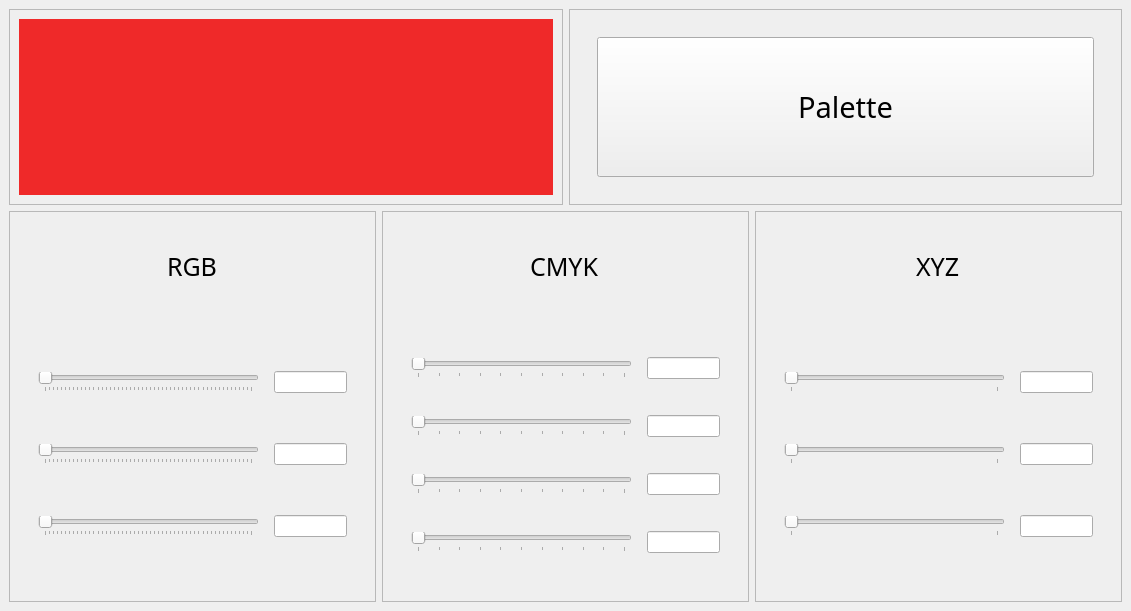
First picture: the form in mainwindow.ui, repository sMeDDveD/ComputerGraphicsLab1, before the edit.
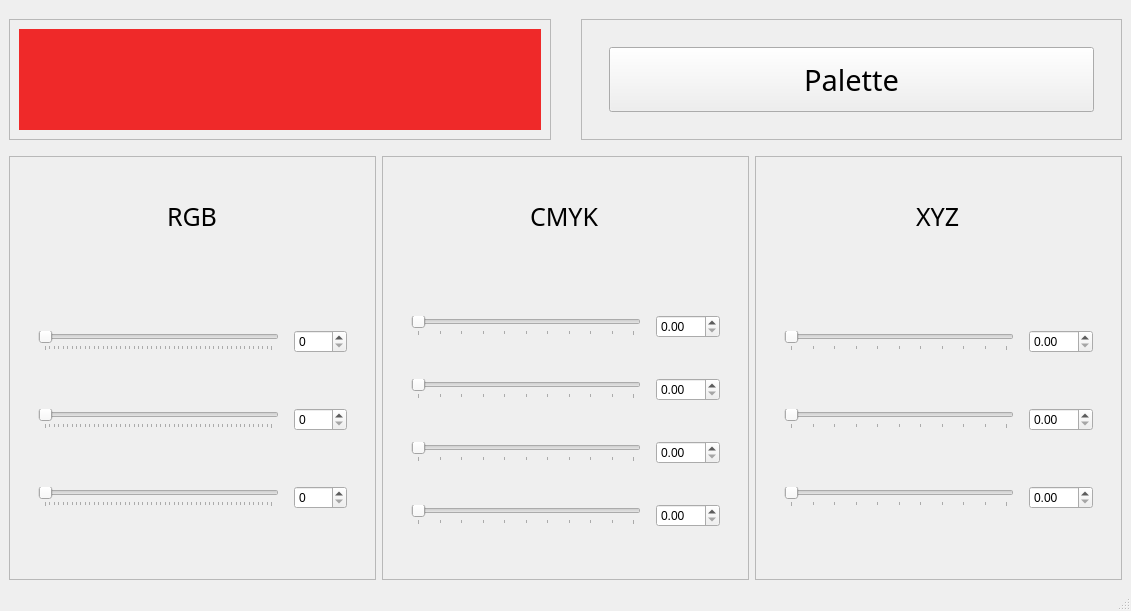
Second picture: the form after the edit.

Commit message: Move to QSpinBoxes

What changed in the file:
```diff
--- a/mainwindow.ui
+++ b/mainwindow.ui
@@ -19,6 +19,9 @@
   <property name="windowTitle">
    <string>ColorConverter</string>
   </property>
+  <property name="tabShape">
+   <enum>QTabWidget::Rounded</enum>
+  </property>
   <widget class="QWidget" name="centralWidget">
    <property name="sizePolicy">
     <sizepolicy hsizetype="Expanding" vsizetype="Expanding">
@@ -28,12 +31,21 @@
    </property>
    <layout class="QHBoxLayout" name="horizontalLayout_6">
     <item>
-     <layout class="QVBoxLayout" name="verticalLayoutMain" stretch="1,2">
+     <layout class="QVBoxLayout" name="verticalLayoutMain" stretch="1,3">
       <property name="sizeConstraint">
        <enum>QLayout::SetMaximumSize</enum>
       </property>
       <item>
-       <layout class="QHBoxLayout" name="horizontalLayout_5" stretch="0,0">
+       <layout class="QHBoxLayout" name="horizontalLayout_5" stretch="1,1">
+        <property name="spacing">
+         <number>30</number>
+        </property>
+        <property name="topMargin">
+         <number>10</number>
+        </property>
+        <property name="bottomMargin">
+         <number>10</number>
+        </property>
         <item>
          <widget class="QFrame" name="frame_4">
           <property name="sizePolicy">
@@ -51,6 +63,18 @@
           <layout class="QHBoxLayout" name="horizontalLayout_19">
            <item>
             <widget class="QWidget" name="widgetColor" native="true">
+             <property name="sizePolicy">
+              <sizepolicy hsizetype="Preferred" vsizetype="Preferred">
+               <horstretch>1</horstretch>
+               <verstretch>1</verstretch>
+              </sizepolicy>
+             </property>
+             <property name="toolTip">
+              <string notr="true">Current color</string>
+             </property>
+             <property name="toolTipDuration">
+              <number>-1</number>
+             </property>
              <property name="styleSheet">
               <string notr="true">background-color: rgb(239, 41, 41)</string>
              </property>
@@ -98,7 +122,7 @@
                      </property>
                      <property name="font">
                       <font>
-                       <family>JetBrains Mono Medium</family>
+                       <family>JetBrains Mono</family>
                        <pointsize>22</pointsize>
                        <weight>50</weight>
                        <bold>false</bold>
@@ -107,6 +131,15 @@
                      <property name="text">
                       <string>Palette</string>
                      </property>
+                     <property name="autoDefault">
+                      <bool>false</bool>
+                     </property>
+                     <property name="default">
+                      <bool>false</bool>
+                     </property>
+                     <property name="flat">
+                      <bool>false</bool>
+                     </property>
                     </widget>
                    </item>
                   </layout>
@@ -180,7 +213,7 @@
               <widget class="QWidget" name="widgetRGB" native="true">
                <layout class="QVBoxLayout" name="verticalLayout_10">
                 <item>
-                 <layout class="QHBoxLayout" name="horizontalLayout_7" stretch="6,2">
+                 <layout class="QHBoxLayout" name="horizontalLayout_7" stretch="9,2">
                   <property name="spacing">
                    <number>15</number>
                   </property>
@@ -192,6 +225,12 @@
                   </property>
                   <item>
                    <widget class="QSlider" name="sliderR">
+                    <property name="sizePolicy">
+                     <sizepolicy hsizetype="MinimumExpanding" vsizetype="Fixed">
+                      <horstretch>0</horstretch>
+                      <verstretch>0</verstretch>
+                     </sizepolicy>
+                    </property>
                     <property name="maximum">
                      <number>255</number>
                     </property>
@@ -207,12 +246,19 @@
                    </widget>
                   </item>
                   <item>
-                   <widget class="QLineEdit" name="lineEditR"/>
+                   <widget class="QSpinBox" name="spinBoxR">
+                    <property name="minimum">
+                     <number>0</number>
+                    </property>
+                    <property name="maximum">
+                     <number>255</number>
+                    </property>
+                   </widget>
                   </item>
                  </layout>
                 </item>
                 <item>
-                 <layout class="QHBoxLayout" name="horizontalLayout_8" stretch="6,2">
+                 <layout class="QHBoxLayout" name="horizontalLayout_8" stretch="9,2">
                   <property name="spacing">
                    <number>15</number>
                   </property>
@@ -224,6 +270,12 @@
                   </property>
                   <item>
                    <widget class="QSlider" name="sliderG">
+                    <property name="sizePolicy">
+                     <sizepolicy hsizetype="MinimumExpanding" vsizetype="Fixed">
+                      <horstretch>0</horstretch>
+                      <verstretch>0</verstretch>
+                     </sizepolicy>
+                    </property>
                     <property name="maximum">
                      <number>255</number>
                     </property>
@@ -239,12 +291,19 @@
                    </widget>
                   </item>
                   <item>
-                   <widget class="QLineEdit" name="lineEditG"/>
+                   <widget class="QSpinBox" name="spinBoxG">
+                    <property name="minimum">
+                     <number>0</number>
+                    </property>
+                    <property name="maximum">
+                     <number>255</number>
+                    </property>
+                   </widget>
                   </item>
                  </layout>
                 </item>
                 <item>
-                 <layout class="QHBoxLayout" name="horizontalLayout_9" stretch="6,2">
+                 <layout class="QHBoxLayout" name="horizontalLayout_9" stretch="9,2">
                   <property name="spacing">
                    <number>15</number>
                   </property>
@@ -271,7 +330,14 @@
                    </widget>
                   </item>
                   <item>
-                   <widget class="QLineEdit" name="lineEditB"/>
+                   <widget class="QSpinBox" name="spinBoxB">
+                    <property name="minimum">
+                     <number>0</number>
+                    </property>
+                    <property name="maximum">
+                     <number>255</number>
+                    </property>
+                   </widget>
                   </item>
                  </layout>
                 </item>
@@ -336,7 +402,7 @@
               <widget class="QWidget" name="widgetCMYK" native="true">
                <layout class="QVBoxLayout" name="verticalLayout_15">
                 <item>
-                 <layout class="QHBoxLayout" name="horizontalLayout_13" stretch="6,2">
+                 <layout class="QHBoxLayout" name="horizontalLayout_13" stretch="6,0">
                   <property name="spacing">
                    <number>15</number>
                   </property>
@@ -348,6 +414,12 @@
                   </property>
                   <item>
                    <widget class="QSlider" name="sliderC">
+                    <property name="sizePolicy">
+                     <sizepolicy hsizetype="MinimumExpanding" vsizetype="Fixed">
+                      <horstretch>0</horstretch>
+                      <verstretch>0</verstretch>
+                     </sizepolicy>
+                    </property>
                     <property name="maximum">
                      <number>100</number>
                     </property>
@@ -366,12 +438,19 @@
                    </widget>
                   </item>
                   <item>
-                   <widget class="QLineEdit" name="lineEditC"/>
+                   <widget class="QDoubleSpinBox" name="doubleSpinBoxC">
+                    <property name="maximum">
+                     <double>100.000000000000000</double>
+                    </property>
+                    <property name="singleStep">
+                     <double>0.500000000000000</double>
+                    </property>
+                   </widget>
                   </item>
                  </layout>
                 </item>
                 <item>
-                 <layout class="QHBoxLayout" name="horizontalLayout_14" stretch="6,2">
+                 <layout class="QHBoxLayout" name="horizontalLayout_14" stretch="6,0">
                   <property name="spacing">
                    <number>15</number>
                   </property>
@@ -383,6 +462,12 @@
                   </property>
                   <item>
                    <widget class="QSlider" name="sliderM">
+                    <property name="sizePolicy">
+                     <sizepolicy hsizetype="MinimumExpanding" vsizetype="Fixed">
+                      <horstretch>0</horstretch>
+                      <verstretch>0</verstretch>
+                     </sizepolicy>
+                    </property>
                     <property name="maximum">
                      <number>100</number>
                     </property>
@@ -401,12 +486,19 @@
                    </widget>
                   </item>
                   <item>
-                   <widget class="QLineEdit" name="lineEditM"/>
+                   <widget class="QDoubleSpinBox" name="doubleSpinBoxM">
+                    <property name="maximum">
+                     <double>100.000000000000000</double>
+                    </property>
+                    <property name="singleStep">
+                     <double>0.500000000000000</double>
+                    </property>
+                   </widget>
                   </item>
                  </layout>
                 </item>
                 <item>
-                 <layout class="QHBoxLayout" name="horizontalLayout_15" stretch="6,2">
+                 <layout class="QHBoxLayout" name="horizontalLayout_15" stretch="6,0">
                   <property name="spacing">
                    <number>15</number>
                   </property>
@@ -418,6 +510,12 @@
                   </property>
                   <item>
                    <widget class="QSlider" name="sliderY">
+                    <property name="sizePolicy">
+                     <sizepolicy hsizetype="MinimumExpanding" vsizetype="Fixed">
+                      <horstretch>0</horstretch>
+                      <verstretch>0</verstretch>
+                     </sizepolicy>
+                    </property>
                     <property name="maximum">
                      <number>100</number>
                     </property>
@@ -436,12 +534,19 @@
                    </widget>
                   </item>
                   <item>
-                   <widget class="QLineEdit" name="lineEditY"/>
+                   <widget class="QDoubleSpinBox" name="doubleSpinBoxY">
+                    <property name="maximum">
+                     <double>100.000000000000000</double>
+                    </property>
+                    <property name="singleStep">
+                     <double>0.500000000000000</double>
+                    </property>
+                   </widget>
                   </item>
                  </layout>
                 </item>
                 <item>
-                 <layout class="QHBoxLayout" name="horizontalLayout_22" stretch="6,2">
+                 <layout class="QHBoxLayout" name="horizontalLayout_22" stretch="6,0">
                   <property name="spacing">
                    <number>15</number>
                   </property>
@@ -453,6 +558,12 @@
                   </property>
                   <item>
                    <widget class="QSlider" name="sliderK">
+                    <property name="sizePolicy">
+                     <sizepolicy hsizetype="MinimumExpanding" vsizetype="Fixed">
+                      <horstretch>0</horstretch>
+                      <verstretch>0</verstretch>
+                     </sizepolicy>
+                    </property>
                     <property name="maximum">
                      <number>100</number>
                     </property>
@@ -471,7 +582,14 @@
                    </widget>
                   </item>
                   <item>
-                   <widget class="QLineEdit" name="lineEditK"/>
+                   <widget class="QDoubleSpinBox" name="doubleSpinBoxK">
+                    <property name="maximum">
+                     <double>100.000000000000000</double>
+                    </property>
+                    <property name="singleStep">
+                     <double>0.500000000000000</double>
+                    </property>
+                   </widget>
                   </item>
                  </layout>
                 </item>
@@ -536,7 +654,7 @@
               <widget class="QWidget" name="widget_5" native="true">
                <layout class="QVBoxLayout" name="verticalLayout_19">
                 <item>
-                 <layout class="QHBoxLayout" name="horizontalLayout_16" stretch="6,2">
+                 <layout class="QHBoxLayout" name="horizontalLayout_16" stretch="6,0">
                   <property name="spacing">
                    <number>15</number>
                   </property>
@@ -548,6 +666,12 @@
                   </property>
                   <item>
                    <widget class="QSlider" name="sliderX">
+                    <property name="sizePolicy">
+                     <sizepolicy hsizetype="MinimumExpanding" vsizetype="Fixed">
+                      <horstretch>0</horstretch>
+                      <verstretch>0</verstretch>
+                     </sizepolicy>
+                    </property>
                     <property name="maximum">
                      <number>100</number>
                     </property>
@@ -558,17 +682,24 @@
                      <enum>QSlider::TicksBelow</enum>
                     </property>
                     <property name="tickInterval">
-                     <number>100</number>
+                     <number>10</number>
                     </property>
                    </widget>
                   </item>
                   <item>
-                   <widget class="QLineEdit" name="lineEditX"/>
+                   <widget class="QDoubleSpinBox" name="doubleSpinBoxX">
+                    <property name="maximum">
+                     <double>100.000000000000000</double>
+                    </property>
+                    <property name="singleStep">
+                     <double>0.500000000000000</double>
+                    </property>
+                   </widget>
                   </item>
                  </layout>
                 </item>
                 <item>
-                 <layout class="QHBoxLayout" name="horizontalLayout_17" stretch="6,2">
+                 <layout class="QHBoxLayout" name="horizontalLayout_17" stretch="6,0">
                   <property name="spacing">
                    <number>15</number>
                   </property>
@@ -580,6 +711,12 @@
                   </property>
                   <item>
                    <widget class="QSlider" name="sliderY_XYZ">
+                    <property name="sizePolicy">
+                     <sizepolicy hsizetype="MinimumExpanding" vsizetype="Fixed">
+                      <horstretch>0</horstretch>
+                      <verstretch>0</verstretch>
+                     </sizepolicy>
+                    </property>
                     <property name="maximum">
                      <number>100</number>
                     </property>
@@ -590,17 +727,24 @@
                      <enum>QSlider::TicksBelow</enum>
                     </property>
                     <property name="tickInterval">
-                     <number>100</number>
+                     <number>10</number>
                     </property>
                    </widget>
                   </item>
                   <item>
-                   <widget class="QLineEdit" name="lineEditY_XYZ"/>
+                   <widget class="QDoubleSpinBox" name="doubleSpinBoxY_XYZ">
+                    <property name="maximum">
+                     <double>100.000000000000000</double>
+                    </property>
+                    <property name="singleStep">
+                     <double>0.500000000000000</double>
+                    </property>
+                   </widget>
                   </item>
                  </layout>
                 </item>
                 <item>
-                 <layout class="QHBoxLayout" name="horizontalLayout_18" stretch="6,2">
+                 <layout class="QHBoxLayout" name="horizontalLayout_18" stretch="6,0">
                   <property name="spacing">
                    <number>15</number>
                   </property>
@@ -612,6 +756,12 @@
                   </property>
                   <item>
                    <widget class="QSlider" name="sliderZ">
+                    <property name="sizePolicy">
+                     <sizepolicy hsizetype="MinimumExpanding" vsizetype="Fixed">
+                      <horstretch>0</horstretch>
+                      <verstretch>0</verstretch>
+                     </sizepolicy>
+                    </property>
                     <property name="maximum">
                      <number>100</number>
                     </property>
@@ -622,12 +772,19 @@
                      <enum>QSlider::TicksBelow</enum>
                     </property>
                     <property name="tickInterval">
-                     <number>100</number>
+                     <number>10</number>
                     </property>
                    </widget>
                   </item>
                   <item>
-                   <widget class="QLineEdit" name="lineEditZ"/>
+                   <widget class="QDoubleSpinBox" name="doubleSpinBoxZ">
+                    <property name="maximum">
+                     <double>100.000000000000000</double>
+                    </property>
+                    <property name="singleStep">
+                     <double>0.500000000000000</double>
+                    </property>
+                   </widget>
                   </item>
                  </layout>
                 </item>
@@ -655,6 +812,7 @@
     </rect>
    </property>
   </widget>
+  <widget class="QStatusBar" name="statusBar"/>
  </widget>
  <resources/>
  <connections/>
```
